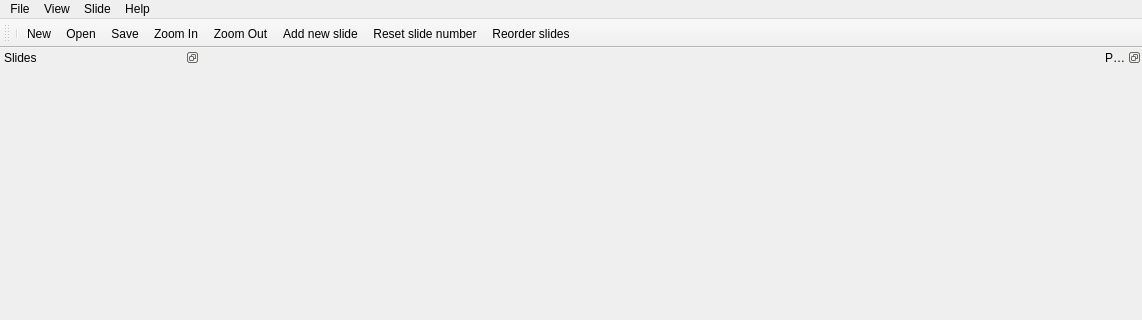
Old version of the form gui/MainWindow.ui in the repository acroper/BeamerQt; both pictures show x 0 to 1142 and y 0 to 320 of the 1142 by 799 pixel window.
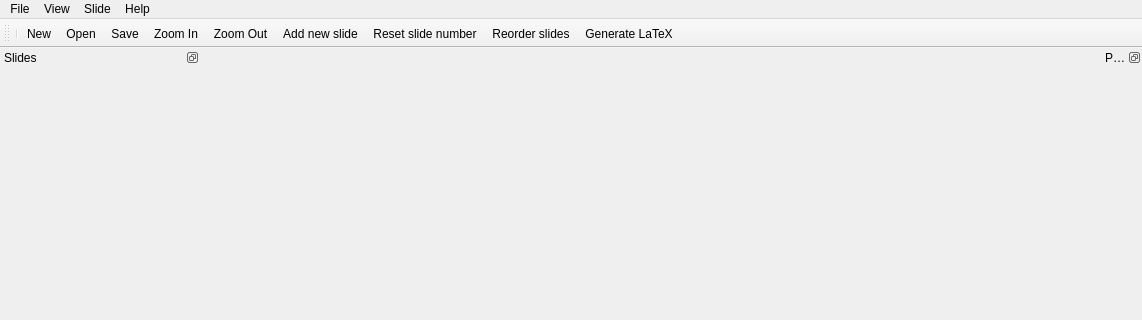
New version of the form.

The edit to the form file:
```diff
--- a/gui/MainWindow.ui
+++ b/gui/MainWindow.ui
@@ -196,6 +196,7 @@
    <addaction name="actionAdd_new_slide"/>
    <addaction name="actionReset_slide_number"/>
    <addaction name="actionReorder_slides"/>
+   <addaction name="actionGenerateLaTeX"/>
   </widget>
   <action name="actionNew_File">
    <property name="text">
@@ -257,6 +258,11 @@
     <string>Reorder slides</string>
    </property>
   </action>
+  <action name="actionGenerateLaTeX">
+   <property name="text">
+    <string>Generate LaTeX</string>
+   </property>
+  </action>
  </widget>
  <resources/>
  <connections/>
```
Left out of the diff: 4 changed lines with no effect on the pictures.
